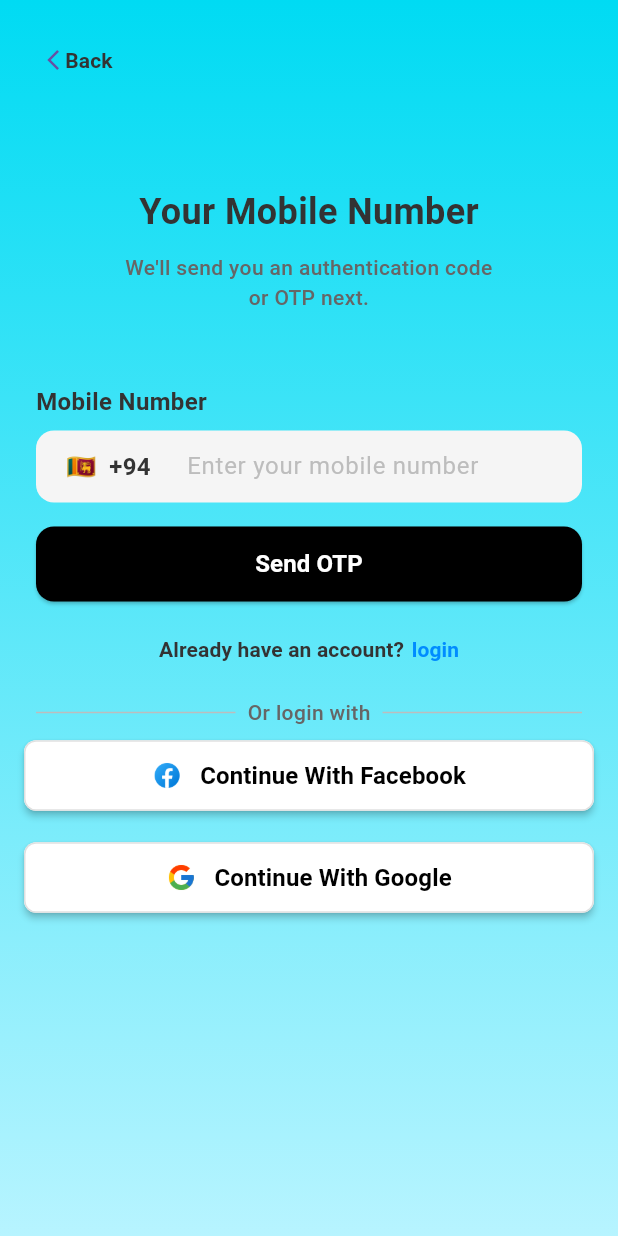
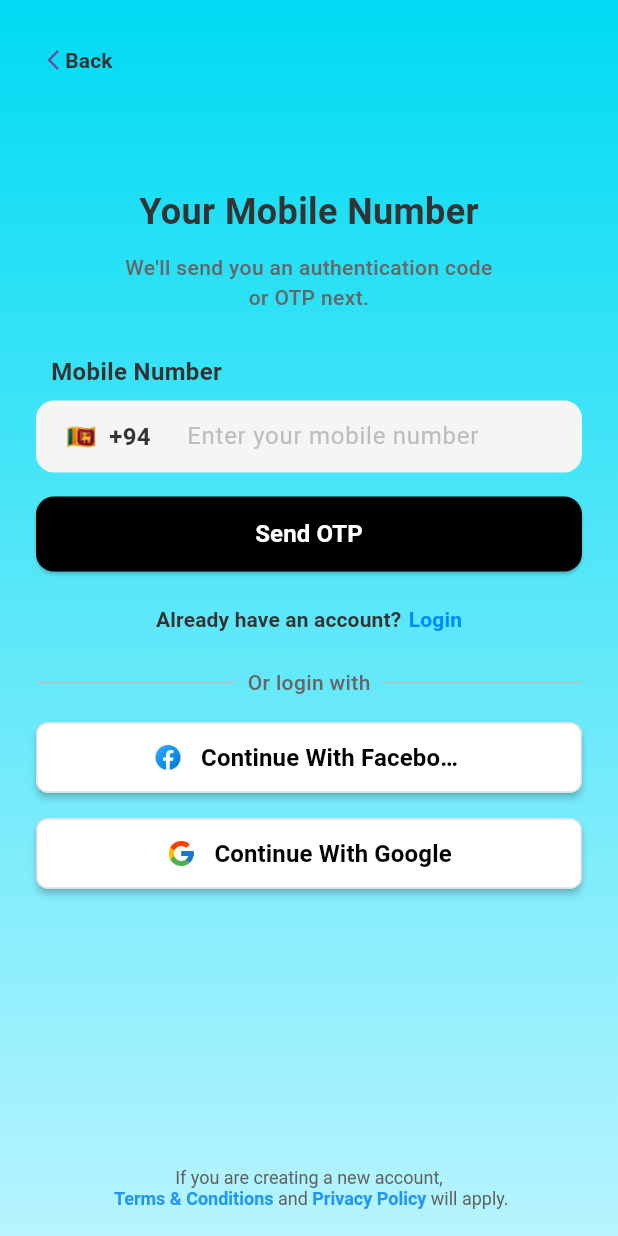
Before and after one commit to jamesjoy-2k24/vavuniya_ads, a Flutter app: the RegisterScreen screen opened by its route, on a phone screen of 412 x 824 dp. Run offline on Flutter 3.47's test engine with Material 3 defaults, Android fonts, the light colour scheme and no system bars; our stand-ins replace dio, font_awesome_flutter, get_it, shared_preferences; accounts and stored records are empty.

Commit message:
Register UI finished

```diff
--- a/lib/presentation/screens/auth/register_screen.dart
+++ b/lib/presentation/screens/auth/register_screen.dart
@@ -6,6 +6,7 @@ import 'package:vavuniya_ads/widgets/app/app_bg.dart';
 import 'package:vavuniya_ads/widgets/app/app_typography.dart';
 import 'package:vavuniya_ads/widgets/auth/mobile_number_field.dart';
 import 'package:vavuniya_ads/widgets/auth/or_divider.dart';
+import 'package:vavuniya_ads/widgets/auth/privacy.dart';
 import 'package:vavuniya_ads/widgets/auth/social_icons.dart';
 
 class RegisterScreen extends StatelessWidget {
@@ -24,11 +25,11 @@ class RegisterScreen extends StatelessWidget {
                   padding: const EdgeInsets.all(16),
                   child: Column(
                     children: [
-                // Back Button
+                      // Top Section
+                      Column(
+                        children: [
                           Back(),
                           SizedBox(height: 60),
-
-                // Heading and paragraph
                           Text(
                             "Your Mobile Number",
                             style: AppTypography.heading,
@@ -39,9 +40,14 @@ class RegisterScreen extends StatelessWidget {
                             style: AppTypography.caption,
                             textAlign: TextAlign.center,
                           ),
-                SizedBox(height: 40),
+                          SizedBox(height: 20),
+                        ],
+                      ),
 
-                // Phone number input
+                      // Body Section
+                      Expanded(
+                        child: Column(
+                          children: [
                             MobileNumberField(
                               label: "Mobile Number",
                               hintText: "Enter your mobile number",
@@ -56,34 +62,25 @@ class RegisterScreen extends StatelessWidget {
                                 return null;
                               },
                             ),
-
-                // verify Button
                             AppButton(
                               text: "Send OTP",
                               onPressed: () {
                                 if (Form.of(context).validate()) {
                                   Navigator.pushNamed(context, "/verify");
                                 }
-                    }),
-
-                // already have an account
+                              },
+                            ),
                             AlreadyAccount(
                               message: "Already have an account?",
-                  actionText: "login",
+                              actionText: "Login",
                               routeName: "/login",
                             ),
-
-                // Or login with divider
-                OrDivider(
-                  heading: "Or login with",
-                ),
-
-                // Social login buttons
+                            OrDivider(heading: "Or login with"),
                             SocialIcons(
                               assetPath: "assets/images/fb.png",
                               text: "Continue With Facebook",
-                    onPressed: () {}),
-                SizedBox(height: 20),
+                              onPressed: () {},
+                            ),
                             SocialIcons(
                               assetPath: "assets/images/google.png",
                               text: "Continue With Google",
@@ -91,7 +88,12 @@ class RegisterScreen extends StatelessWidget {
                             ),
                           ],
                         ),
-          ))
+                      ),
+
+                      // Privacy Policy
+                      PrivacyPolicy(),
+                    ],
+                  )))
         ],
       ),
     );
--- a/lib/widgets/auth/mobile_number_field.dart
+++ b/lib/widgets/auth/mobile_number_field.dart
@@ -63,20 +63,21 @@ class _MobileNumberFieldState extends State<MobileNumberField> {
       child: Column(
         crossAxisAlignment: CrossAxisAlignment.start,
         children: [
-          Text(
-            widget.label,
-            style: AppTypography.body.copyWith(
-              fontWeight: FontWeight.bold,
-              color: AppColors.textPrimary,
+          Padding(
+            padding: EdgeInsets.symmetric(horizontal: 10),
+            child: Text(
+              widget.label,
+              style: AppTypography.body.copyWith(
+                fontWeight: FontWeight.bold,
+                color: AppColors.textPrimary,
+              ),
             ),
           ),
           const SizedBox(height: AppSpacing.small),
           TextFormField(
             controller: widget.controller,
             keyboardType: TextInputType.number,
-            inputFormatters: [
-              FilteringTextInputFormatter.digitsOnly
-            ], // Only numbers allowed
+            inputFormatters: [FilteringTextInputFormatter.digitsOnly],
             validator: widget.validator,
             style: AppTypography.body,
             decoration: InputDecoration(
--- /dev/null
+++ b/lib/widgets/auth/privacy.dart
@@ -0,0 +1,54 @@
+import 'package:flutter/gestures.dart';
+import 'package:flutter/material.dart';
+
+class PrivacyPolicy extends StatelessWidget {
+  const PrivacyPolicy({super.key});
+
+  @override
+  Widget build(BuildContext context) {
+    return SafeArea(
+      child: Padding(
+        padding: const EdgeInsets.only(bottom: 2),
+        child: Column(
+          children: [
+            RichText(
+              textAlign: TextAlign.center,
+              text: TextSpan(
+                text: "If you are creating a new account,\n ",
+                style: TextStyle(fontSize: 12, color: Colors.grey.shade700),
+                children: [
+                  TextSpan(
+                    text: "Terms & Conditions",
+                    style: TextStyle(
+                        color: Colors.blue, fontWeight: FontWeight.bold),
+                    recognizer: TapGestureRecognizer()
+                      ..onTap = () {
+                        // Handle Terms & Conditions tap
+                      },
+                  ),
+                  TextSpan(
+                    text: " and ",
+                    style: TextStyle(fontSize: 12, color: Colors.grey.shade700),
+                  ),
+                  TextSpan(
+                    text: "Privacy Policy",
+                    style: TextStyle(
+                        color: Colors.blue, fontWeight: FontWeight.bold),
+                    recognizer: TapGestureRecognizer()
+                      ..onTap = () {
+                        // Handle Privacy Policy tap
+                      },
+                  ),
+                  TextSpan(
+                    text: " will apply.",
+                    style: TextStyle(fontSize: 12, color: Colors.grey.shade700),
+                  )
+                ],
+              ),
+            ),
+          ],
+        ),
+      ),
+    );
+  }
+}
--- a/lib/widgets/auth/social_icons.dart
+++ b/lib/widgets/auth/social_icons.dart
@@ -14,7 +14,9 @@ class SocialIcons extends StatelessWidget {
 
   @override
   Widget build(BuildContext context) {
-    return ElevatedButton(
+    return Padding(
+      padding: const EdgeInsets.all(8.0),
+      child: ElevatedButton(
         onPressed: onPressed,
         style: ElevatedButton.styleFrom(
           backgroundColor: Colors.white,
@@ -42,6 +44,7 @@ class SocialIcons extends StatelessWidget {
             ),
           ],
         ),
+      ),
     );
   }
 }
```
Lines whose indentation alone changed are shown as unchanged.
